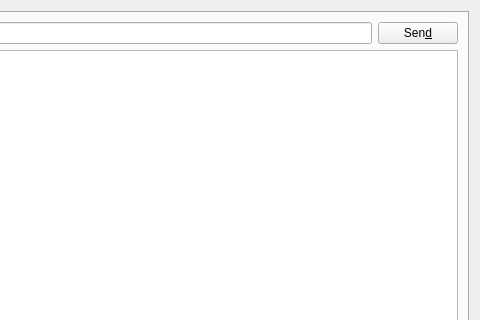
First picture: the form in src/ui/server_widget.ui, repository jjzhang166/RconGui, before the edit; both pictures show x 296 to 776 and y 0 to 320 of the 776 by 538 pixel window.
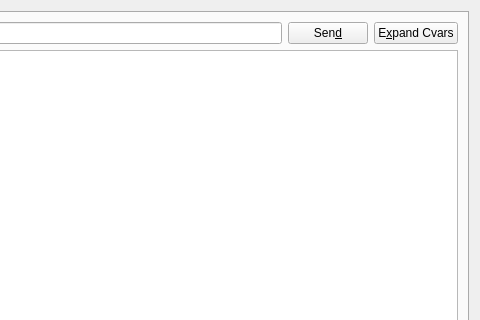
Second picture: the form after the edit. The open tabs and pages were chosen to show the change. Icons and pictures are not drawn. Custom widgets are drawn as their Qt base class.

Commit message: Expand cvars in console commands

Patch:
```diff
--- a/src/ui/server_widget.ui
+++ b/src/ui/server_widget.ui
@@ -131,6 +131,22 @@
            </property>
           </widget>
          </item>
+         <item>
+          <widget class="QPushButton" name="input_expand_cvars">
+           <property name="toolTip">
+            <string>&lt;html&gt;&lt;head/&gt;&lt;body&gt;&lt;p&gt;Replaces occurrences of &lt;span style=&quot; font-style:italic;&quot;&gt;$cvar&lt;/span&gt; with the value found in the &lt;span style=&quot; font-weight:600;&quot;&gt;Cvars&lt;/span&gt; tab&lt;/p&gt;&lt;/body&gt;&lt;/html&gt;</string>
+           </property>
+           <property name="text">
+            <string>E&amp;xpand Cvars</string>
+           </property>
+           <property name="icon">
+            <iconset theme="edit-find-replace"/>
+           </property>
+           <property name="checkable">
+            <bool>true</bool>
+           </property>
+          </widget>
+         </item>
         </layout>
        </item>
        <item>
```
Left out of the diff: 20 changed lines with no effect on the pictures. The commit also changes 2 other files.
